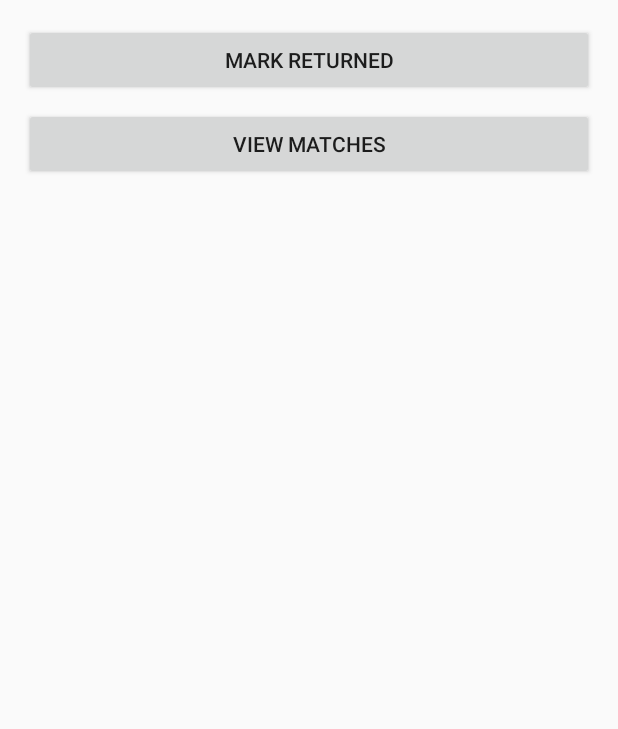
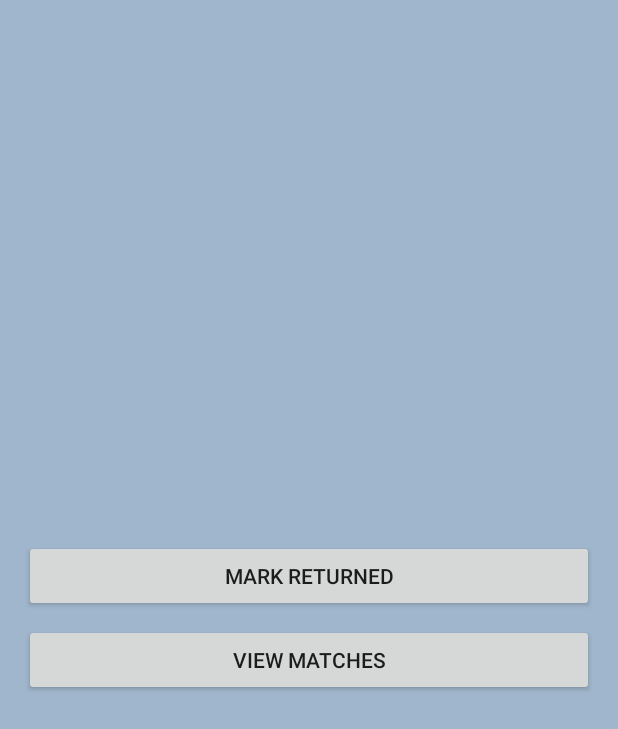
Before and after one commit to paulchembe/campus_lost_found_jdbc, an Android app: the ItemDetailsActivity screen opened directly, with no data from a screen before it, on a phone screen of 412 x 824 dp. Shown: the top 729 px of the screen. Run offline under Robolectric (Android 15) with nearby library versions, the phone set to English and light mode, and no system bars.

Commit message:
background color

```diff
--- a/app/src/main/res/layout/activity_dashboard.xml
+++ b/app/src/main/res/layout/activity_dashboard.xml
@@ -6,8 +6,8 @@
     xmlns:app="http://schemas.android.com/apk/res-auto"
     xmlns:tools="http://schemas.android.com/tools"
     android:layout_width="match_parent"
-    android:layout_height="wrap_content"
-    android:background="@color/white"
+    android:layout_height="match_parent"
+    android:background="#5897DE"
     android:orientation="vertical"
     android:padding="16dp">
 
--- a/app/src/main/res/layout/activity_feed.xml
+++ b/app/src/main/res/layout/activity_feed.xml
@@ -2,8 +2,9 @@
 <LinearLayout xmlns:android="http://schemas.android.com/apk/res/android"
     xmlns:app="http://schemas.android.com/apk/res-auto"
     xmlns:tools="http://schemas.android.com/tools"
+    android:background="#A0B6CC"
     android:layout_width="match_parent"
-    android:layout_height="wrap_content"
+    android:layout_height="match_parent"
     android:orientation="vertical"
     android:padding="16dp">
 
--- a/app/src/main/res/layout/activity_item_details.xml
+++ b/app/src/main/res/layout/activity_item_details.xml
@@ -1,6 +1,22 @@
 <?xml version="1.0" encoding="utf-8"?>
-<LinearLayout xmlns:android="http://schemas.android.com/apk/res/android" android:orientation="vertical" android:padding="16dp" android:layout_width="match_parent" android:layout_height="match_parent">
+<LinearLayout xmlns:android="http://schemas.android.com/apk/res/android"
+    xmlns:app="http://schemas.android.com/apk/res-auto"
+    android:orientation="vertical"
+    android:padding="16dp"
+    android:gravity="center"
+    android:background="#A0B6CC"
+    android:layout_width="match_parent"
+    android:layout_height="match_parent">
     <!-- placeholder -->
-    <Button android:id="@+id/btnMarkReturned" android:text="Mark Returned" android:layout_width="match_parent" android:layout_height="wrap_content"/>
-    <Button android:id="@+id/btnMatches" android:text="View Matches" android:layout_width="match_parent" android:layout_height="wrap_content" android:layout_marginTop="8dp"/>
+    <Button
+        android:id="@+id/btnMarkReturned"
+        android:text="Mark Returned"
+        android:layout_width="match_parent"
+        android:layout_height="wrap_content"/>
+    <Button
+        android:id="@+id/btnMatches"
+        android:text="View Matches"
+        android:layout_width="match_parent"
+        android:layout_height="wrap_content"
+        android:layout_marginTop="8dp"/>
 </LinearLayout>
--- a/app/src/main/res/layout/activity_login.xml
+++ b/app/src/main/res/layout/activity_login.xml
@@ -2,8 +2,9 @@
 <LinearLayout xmlns:android="http://schemas.android.com/apk/res/android"
     xmlns:app="http://schemas.android.com/apk/res-auto"
     xmlns:tools="http://schemas.android.com/tools"
-    android:layout_width="wrap_content"
-    android:layout_height="wrap_content"
+    android:layout_width="match_parent"
+    android:layout_height="match_parent"
+    android:background="#A0B6CC"
     android:orientation="vertical"
     android:padding="24dp">
 
--- a/app/src/main/res/layout/activity_matches.xml
+++ b/app/src/main/res/layout/activity_matches.xml
@@ -3,6 +3,7 @@
     xmlns:android="http://schemas.android.com/apk/res/android"
     android:orientation="vertical"
     android:padding="16dp"
+    android:background="#A0B6CC"
     android:layout_width="match_parent"
     android:layout_height="match_parent">
 
--- a/app/src/main/res/layout/activity_post_item.xml
+++ b/app/src/main/res/layout/activity_post_item.xml
@@ -2,6 +2,7 @@
 <ScrollView
     xmlns:android="http://schemas.android.com/apk/res/android"
     xmlns:tools="http://schemas.android.com/tools"
+    android:background="#A0B6CC"
     android:layout_width="match_parent"
     android:layout_height="match_parent">
 
@@ -20,6 +21,7 @@
             android:text="TextView"
             android:textAlignment="center"
             android:textAllCaps="false"
+            android:backgroundTint="#A6C9DC"
             android:textColor="@color/black"
             android:textSize="42dp"
             android:textStyle="bold"
--- a/app/src/main/res/layout/activity_register.xml
+++ b/app/src/main/res/layout/activity_register.xml
@@ -1,6 +1,7 @@
 <?xml version="1.0" encoding="utf-8"?>
 <ScrollView xmlns:android="http://schemas.android.com/apk/res/android"
     xmlns:app="http://schemas.android.com/apk/res-auto"
+    android:background="#A0B6CC"
     android:layout_width="match_parent"
     android:layout_height="match_parent">
 <LinearLayout
```
